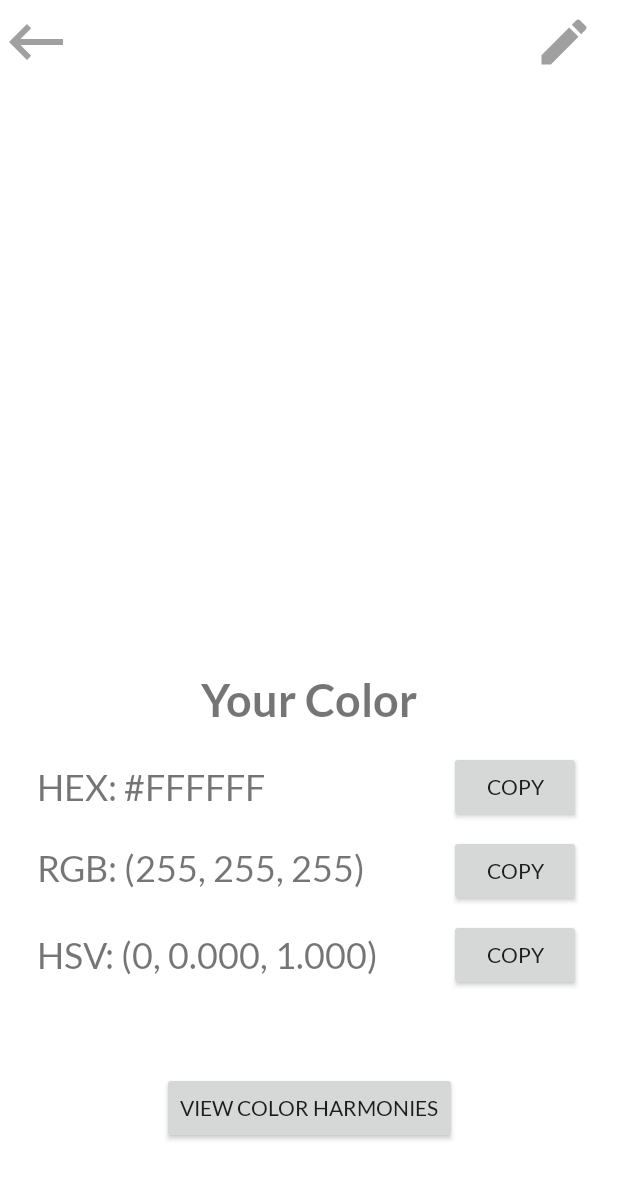
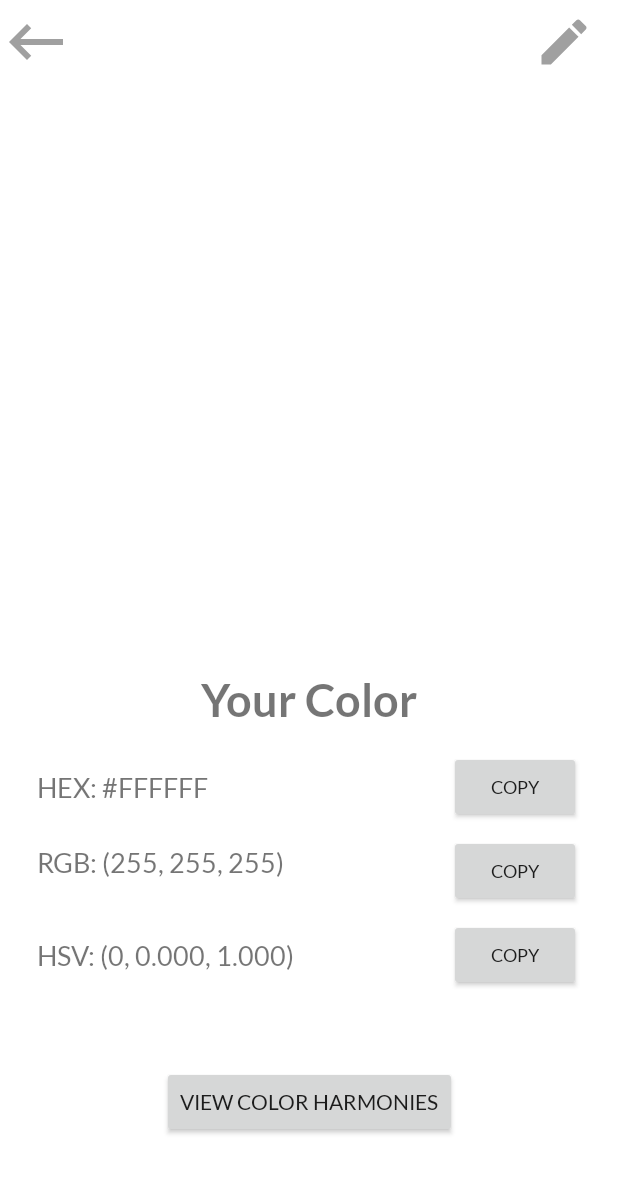
Before and after one commit to Team-Harmony-Dev/LiveColor, an Android app: the ColorInfoActivity screen opened directly, with no data from a screen before it, on a phone screen of 412 x 824 dp. Shown: the top 1179 px of the screen. Run offline under Robolectric (Android 15) with nearby library versions, the phone set to English and light mode, and no system bars; pictures from the network do not load.

Commit message:
trying some diffrent spacings

```diff
--- a/app/src/main/res/layout/activity_color_info.xml
+++ b/app/src/main/res/layout/activity_color_info.xml
@@ -132,6 +132,7 @@
                 android:layout_marginTop="8dp"
                 android:fontFamily="@font/lato_regular"
                 android:text="@android:string/copy"
+                android:textSize="12sp"
                 app:layout_constraintEnd_toEndOf="parent"
                 app:layout_constraintTop_toBottomOf="@+id/copyHEX"
                 tools:layout_conversion_absoluteHeight="48dp"
@@ -145,6 +146,7 @@
                 android:layout_marginTop="8dp"
                 android:fontFamily="@font/lato_regular"
                 android:text="@android:string/copy"
+                android:textSize="12sp"
                 app:layout_constraintEnd_toEndOf="parent"
                 app:layout_constraintTop_toBottomOf="@+id/copyRGB"
                 tools:layout_conversion_absoluteHeight="48dp"
@@ -159,6 +161,7 @@
                 android:layout_marginTop="16dp"
                 android:fontFamily="@font/lato_regular"
                 android:text="@android:string/copy"
+                android:textSize="12sp"
                 app:layout_constraintEnd_toEndOf="parent"
                 app:layout_constraintTop_toBottomOf="@+id/colorNameCIA"
                 tools:layout_conversion_absoluteHeight="48dp"
@@ -169,7 +172,7 @@
                 android:layout_width="wrap_content"
                 android:layout_height="wrap_content"
                 android:layout_marginBottom="8dp"
-                android:layout_marginTop="16dp"
+                android:layout_marginTop="8dp"
                 android:fontFamily="@font/lato_regular"
                 android:text="View Color Harmonies"
                 app:layout_constraintBottom_toBottomOf="parent"
@@ -187,7 +190,7 @@
                 android:layout_marginStart="8dp"
                 android:fontFamily="@font/lato_regular"
                 android:text="RGB: "
-                android:textSize="24sp"
+                android:textSize="18sp"
                 app:layout_constraintBottom_toBottomOf="@+id/copyRGB"
                 app:layout_constraintEnd_toStartOf="@+id/copyRGB"
                 app:layout_constraintStart_toStartOf="parent"
@@ -203,7 +206,7 @@
                 android:fontFamily="@font/lato_bold"
                 android:text="Color Name"
                 android:textAlignment="center"
-                android:textSize="30sp"
+                android:textSize="24sp"
                 app:layout_constraintEnd_toEndOf="parent"
                 app:layout_constraintStart_toStartOf="parent"
                 app:layout_constraintTop_toTopOf="parent"
@@ -217,7 +220,7 @@
                 android:layout_marginStart="8dp"
                 android:fontFamily="@font/lato_regular"
                 android:text="HEX: "
-                android:textSize="24sp"
+                android:textSize="18sp"
                 app:layout_constraintBottom_toBottomOf="@+id/copyHEX"
                 app:layout_constraintEnd_toStartOf="@+id/copyHEX"
                 app:layout_constraintStart_toStartOf="parent"
@@ -232,7 +235,7 @@
                 android:layout_marginStart="8dp"
                 android:fontFamily="@font/lato_regular"
                 android:text="HSV: "
-                android:textSize="24sp"
+                android:textSize="18sp"
                 app:layout_constraintBottom_toBottomOf="@+id/copyHSV"
                 app:layout_constraintEnd_toStartOf="@+id/copyHSV"
                 app:layout_constraintStart_toStartOf="parent"
```
